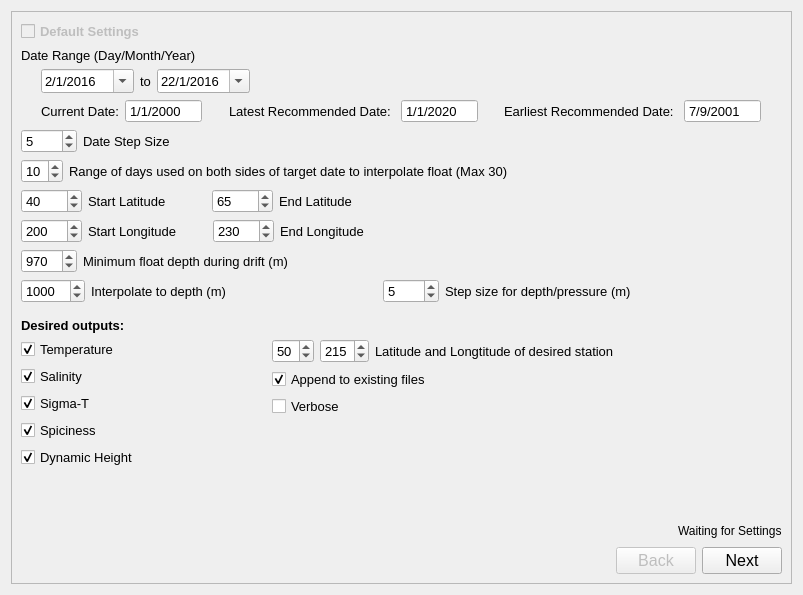
Before: the Qt Designer form ui_Files/timeseriesapp.ui in CallumColvine/ARGO-Float-Software, drawn with Qt 5.
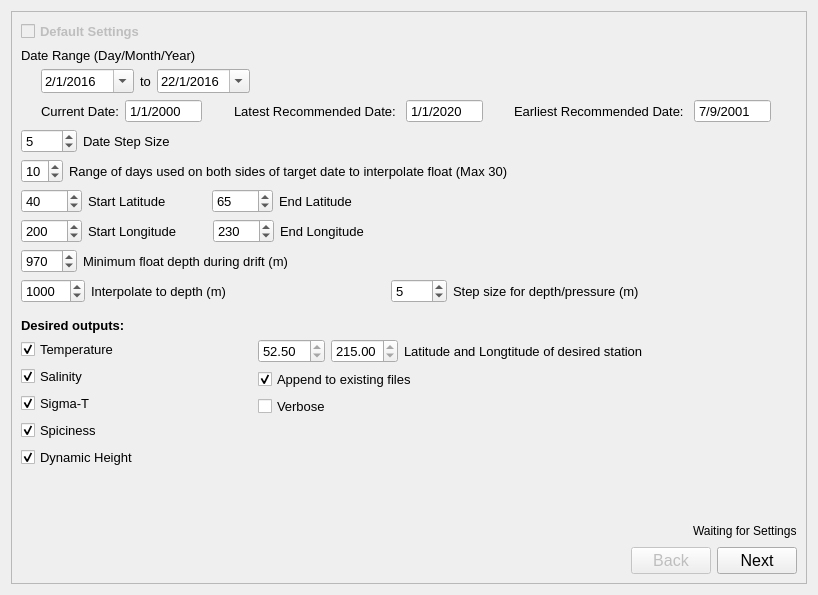
After: the same form once the commit is applied.

```diff
--- a/ui_Files/timeseriesapp.ui
+++ b/ui_Files/timeseriesapp.ui
@@ -6,7 +6,7 @@
    <rect>
     <x>0</x>
     <y>0</y>
-    <width>803</width>
+    <width>818</width>
     <height>595</height>
    </rect>
   </property>
@@ -857,29 +857,44 @@
            <item>
             <layout class="QHBoxLayout" name="horizontalLayout_14">
              <item>
-              <widget class="QSpinBox" name="latitudeDesiredBox">
+              <widget class="QDoubleSpinBox" name="latitudeDesiredBox">
+               <property name="enabled">
+                <bool>true</bool>
+               </property>
                <property name="font">
                 <font>
                  <pointsize>10</pointsize>
                 </font>
                </property>
+               <property name="readOnly">
+                <bool>true</bool>
+               </property>
+               <property name="maximum">
+                <double>180.000000000000000</double>
+               </property>
                <property name="value">
-                <number>50</number>
+                <double>52.500000000000000</double>
                </property>
               </widget>
              </item>
              <item>
-              <widget class="QSpinBox" name="longitudeDesiredBox">
+              <widget class="QDoubleSpinBox" name="longitudeDesiredBox">
+               <property name="enabled">
+                <bool>true</bool>
+               </property>
                <property name="font">
                 <font>
                  <pointsize>10</pointsize>
                 </font>
                </property>
+               <property name="readOnly">
+                <bool>true</bool>
+               </property>
                <property name="maximum">
-                <number>300</number>
+                <double>360.000000000000000</double>
                </property>
                <property name="value">
-                <number>215</number>
+                <double>215.000000000000000</double>
                </property>
               </widget>
              </item>
```
